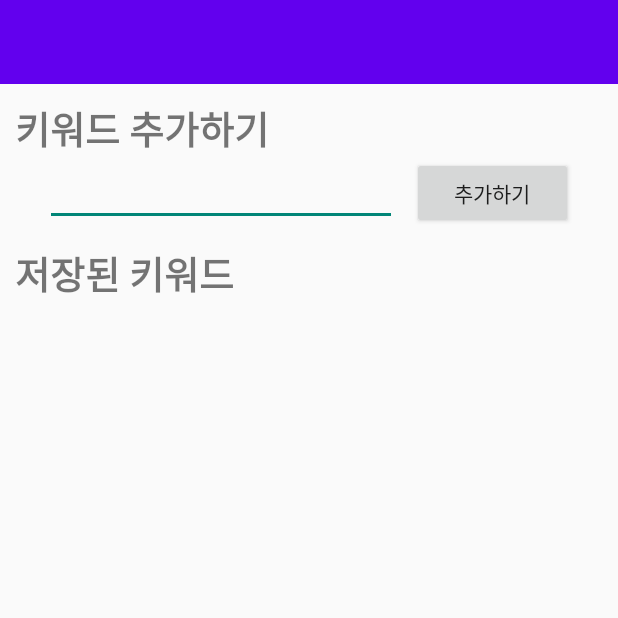
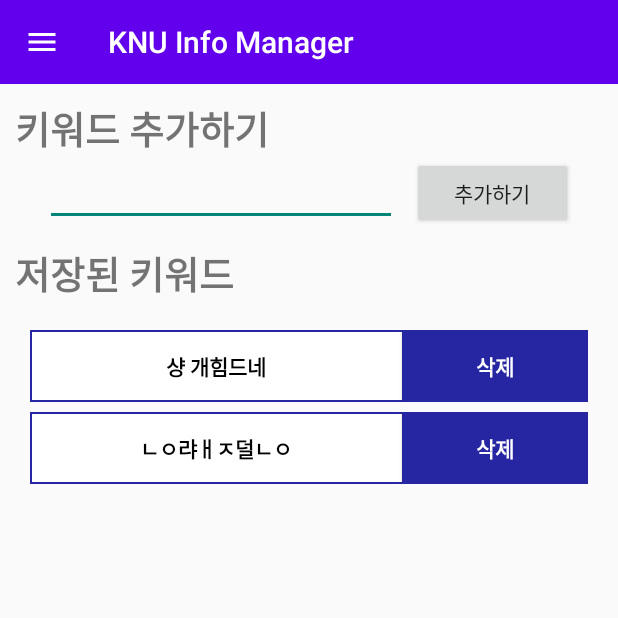
Before and after one commit to ajongs/KNU_Information_Manager, an Android app: the KeyWordActivity screen opened directly, with no data from a screen before it, on a phone screen of 412 x 824 dp, the top half of it. Run offline under Robolectric (Android 15) with nearby library versions, the phone set to English and light mode, and no system bars.

```diff
--- /dev/null
+++ b/app/src/main/java/com/example/knu_information_manager/KeyListAdapter.java
@@ -0,0 +1,53 @@
+package com.example.knu_information_manager;
+
+import android.content.Context;
+import android.view.LayoutInflater;
+import android.view.View;
+import android.view.ViewGroup;
+import android.widget.Button;
+import android.widget.TextView;
+
+import androidx.annotation.NonNull;
+import androidx.recyclerview.widget.RecyclerView;
+
+import java.util.ArrayList;
+
+public class KeyListAdapter extends RecyclerView.Adapter<KeyListAdapter.ViewHolder> {
+    private ArrayList<String> list;
+
+    public KeyListAdapter(ArrayList<String> list) {
+        this.list = list;
+    }
+
+    public class ViewHolder extends RecyclerView.ViewHolder{
+        protected TextView keyword;
+        protected Button delete;
+
+        public ViewHolder(@NonNull View itemView) {
+            super(itemView);
+            this.keyword = (TextView) itemView.findViewById(R.id.keyword_list);
+            this.delete = (Button) itemView.findViewById(R.id.deleteBtn_list);
+        }
+
+    }
+    @NonNull
+    @Override
+    public ViewHolder onCreateViewHolder(@NonNull ViewGroup parent, int viewType) {
+
+        View view = LayoutInflater.from(parent.getContext()).inflate(R.layout.nav_drawer, parent, false);
+        ViewHolder viewHolder = new ViewHolder(view);
+        return viewHolder;
+    }
+
+    @Override
+    public void onBindViewHolder(@NonNull ViewHolder holder, int position) {
+        holder.keyword.setText(list.get(position));
+    }
+
+    @Override
+    public int getItemCount() {
+        return (null!=list?list.size():0);
+    }
+
+
+}
--- a/app/src/main/java/com/example/knu_information_manager/KeyWordActivity.java
+++ b/app/src/main/java/com/example/knu_information_manager/KeyWordActivity.java
@@ -1,18 +1,85 @@
 package com.example.knu_information_manager;
 
 import android.app.Activity;
+import android.content.Intent;
 import android.os.Bundle;
+import android.util.Log;
+import android.view.Gravity;
+import android.view.MenuItem;
+import android.view.View;
+import android.view.ViewGroup;
+import android.widget.BaseAdapter;
+import android.widget.TextView;
+import android.widget.Toast;
 
+import androidx.annotation.NonNull;
 import androidx.annotation.Nullable;
+import androidx.appcompat.app.AppCompatActivity;
 import androidx.appcompat.widget.Toolbar;
+import androidx.drawerlayout.widget.DrawerLayout;
+import androidx.recyclerview.widget.LinearLayoutManager;
+import androidx.recyclerview.widget.RecyclerView;
 
-public class KeyWordActivity extends Activity {
+import com.google.android.material.navigation.NavigationView;
+
+import java.util.ArrayList;
+
+public class KeyWordActivity extends AppCompatActivity {
     private Toolbar toolbar;
+    private DrawerLayout drawerLayout;
+    private NavigationView navigationView;
+    private RecyclerView recyclerView;
+    private ArrayList<String> list;
     @Override
     protected void onCreate(@Nullable Bundle savedInstanceState) {
         super.onCreate(savedInstanceState);
         setContentView(R.layout.keyword);
+        drawerLayout = (DrawerLayout) findViewById(R.id.drawerLayout);
+        recyclerView = (RecyclerView) findViewById(R.id.recyclerview);
+        toolbar = (Toolbar) findViewById(R.id.toolbar);
+        toolbar.setTitle("KNU Info Manager");
+        setSupportActionBar(toolbar);
 
-        toolbar = (Toolbar) findViewById(R.id.toolbar);
+        getSupportActionBar().setDisplayHomeAsUpEnabled(true);
+        getSupportActionBar().setHomeAsUpIndicator(R.drawable.ic_baseline_menu_24);
+
+        navigationView = (NavigationView) findViewById(R.id.navigationView);
+        navigationView.setNavigationItemSelectedListener(new NavigationView.OnNavigationItemSelectedListener() {
+            @Override
+            public boolean onNavigationItemSelected(@NonNull MenuItem item) {
+                Intent intent;
+                switch (item.getItemId()){
+                    case R.id.home:
+                        finish();
+                        return true;
+                    case R.id.Keyword:
+                        intent = getIntent();
+                        finish();
+                        startActivity(intent);
+                        return true;
+                }
+                return false;
+            }
+        });
+
+        //어댑터 호출
+        list = new ArrayList<>();
+        list.add("샹 개힘드네");
+        list.add("ㄴㅇ랴ㅐㅈ덜ㄴㅇ");
+        KeyListAdapter keyListAdapter = new KeyListAdapter(list);
+        LinearLayoutManager linearLayoutManager = new LinearLayoutManager(this);
+        recyclerView.setLayoutManager(linearLayoutManager);
+        recyclerView.setAdapter(keyListAdapter);
     }
+    @Override
+    public boolean onOptionsItemSelected(@NonNull MenuItem item) {
+        switch (item.getItemId()){
+            case android.R.id.home:{
+                drawerLayout.openDrawer(Gravity.LEFT);
+                return true;
+            }
+        }
+        return super.onOptionsItemSelected(item);
+    }
+
 }
--- a/app/src/main/java/com/example/knu_information_manager/MainActivity.java
+++ b/app/src/main/java/com/example/knu_information_manager/MainActivity.java
@@ -47,6 +47,7 @@ public class MainActivity extends AppCompatActivity{
     private Button kongjuBtn, computerBtn;
     private DrawerLayout drawerLayout;
     private NavigationView navigationView;
+
     @Override
     public boolean onOptionsItemSelected(@NonNull MenuItem item) {
         switch (item.getItemId()){
@@ -91,21 +92,17 @@ public class MainActivity extends AppCompatActivity{
                 Intent intent;
                 switch (item.getItemId()){
                     case R.id.home:
-                        /*
                         intent = getIntent();
                         finish();
-                        startActivity(intent);*/
-                        Toast.makeText(getApplicationContext(), "아이템1 선택", Toast.LENGTH_SHORT).show();
+                        startActivity(intent);
                         break;
                     case R.id.Keyword:
-                        Log.d("_____MAIN_____", "키워드 메뉴 클릭");
-                        System.out.println("키뭐드 메뉴 클릭");
                         intent = new Intent(MainActivity.this, KeyWordActivity.class);
                         startActivity(intent);
                         break;
                 }
-                //drawerLayout.closeDrawer(GravityCompat.START);
-                return true;
+                drawerLayout.closeDrawer(GravityCompat.START);
+                return false;
             }
         });
 
--- /dev/null
+++ b/app/src/main/res/drawable/edge.xml
@@ -0,0 +1,9 @@
+<?xml version="1.0" encoding="utf-8"?>
+<layer-list xmlns:android="http://schemas.android.com/apk/res/android">
+    <item>
+        <shape android:shape="rectangle">
+            <stroke android:width="1dp" android:color="#2626A3"/>
+            <solid android:color="@color/white"/>
+        </shape>
+    </item>
+</layer-list>
--- a/app/src/main/res/layout/activity_main.xml
+++ b/app/src/main/res/layout/activity_main.xml
@@ -7,15 +7,7 @@
     tools:context=".MainActivity"
     android:fitsSystemWindows="true"
     android:id="@+id/drawerLayout">
-    <com.google.android.material.navigation.NavigationView
-        android:id="@+id/navigationView"
-        android:layout_width="wrap_content"
-        android:layout_height="match_parent"
-        android:layout_gravity="start"
-        app:menu="@menu/menu"
-        app:headerLayout="@layout/navi_header"
-        android:fitsSystemWindows="true"
-        />
+
     <LinearLayout
         android:layout_width="match_parent"
         android:layout_height="match_parent"
@@ -77,5 +69,13 @@
         </androidx.recyclerview.widget.RecyclerView>
 
     </LinearLayout>
-
+    <com.google.android.material.navigation.NavigationView
+        android:id="@+id/navigationView"
+        android:layout_width="wrap_content"
+        android:layout_height="match_parent"
+        android:layout_gravity="start"
+        app:menu="@menu/menu"
+        app:headerLayout="@layout/navi_header"
+        android:fitsSystemWindows="true"
+        />
 </androidx.drawerlayout.widget.DrawerLayout>
--- a/app/src/main/res/layout/keyword.xml
+++ b/app/src/main/res/layout/keyword.xml
@@ -1,10 +1,15 @@
 <?xml version="1.0" encoding="utf-8"?>
-<LinearLayout xmlns:android="http://schemas.android.com/apk/res/android"
+<androidx.drawerlayout.widget.DrawerLayout xmlns:android="http://schemas.android.com/apk/res/android"
     xmlns:app="http://schemas.android.com/apk/res-auto"
-    android:orientation="vertical"
+    android:id="@+id/drawerLayout"
     android:layout_width="match_parent"
-    android:layout_height="match_parent">
+    android:layout_height="match_parent"
+    android:fitsSystemWindows="true">
 
+    <LinearLayout
+        android:layout_width="match_parent"
+        android:layout_height="match_parent"
+        android:orientation="vertical">
         <androidx.appcompat.widget.Toolbar
             android:layout_width="match_parent"
             android:layout_height="wrap_content"
@@ -49,7 +54,22 @@
             android:textStyle="bold"/>
         <androidx.recyclerview.widget.RecyclerView
             android:layout_width="match_parent"
-        android:layout_height="wrap_content">
+            android:layout_height="match_parent"
+            android:id="@+id/recyclerview"
+            android:layout_marginTop="15dp"
+            >
 
         </androidx.recyclerview.widget.RecyclerView>
+
     </LinearLayout>
+
+    <com.google.android.material.navigation.NavigationView
+        android:id="@+id/navigationView"
+        android:layout_width="wrap_content"
+        android:layout_height="match_parent"
+        android:layout_gravity="start"
+        app:menu="@menu/menu"
+        app:headerLayout="@layout/navi_header"
+        android:fitsSystemWindows="true"
+        />
+</androidx.drawerlayout.widget.DrawerLayout>
--- /dev/null
+++ b/app/src/main/res/layout/nav_drawer.xml
@@ -0,0 +1,38 @@
+<?xml version="1.0" encoding="utf-8"?>
+<LinearLayout xmlns:android="http://schemas.android.com/apk/res/android"
+    android:layout_width="match_parent"
+    android:layout_height="wrap_content"
+    android:paddingVertical="3dp"
+    android:orientation="vertical">
+
+    <LinearLayout
+        android:layout_width="match_parent"
+        android:layout_height="wrap_content"
+        android:orientation="horizontal"
+        android:gravity="center"
+        android:layout_marginHorizontal="20dp"
+        android:background="@drawable/edge"
+        >
+        <TextView
+            android:id="@+id/keyword_list"
+            android:layout_width="match_parent"
+            android:layout_height="match_parent"
+            android:layout_weight="1"
+            android:layout_gravity="center"
+            android:gravity="center"
+            android:textColor="@color/black"
+            android:textStyle="bold"
+            android:text="키워드"/>
+        <Button
+            android:id="@+id/deleteBtn_list"
+            android:layout_width="match_parent"
+            android:layout_height="match_parent"
+            android:layout_weight="2"
+            android:background="#2626A3"
+            android:textColor="@color/white"
+            android:textStyle="bold"
+            android:text="삭제"/>
+
+    </LinearLayout>
+
+</LinearLayout>
--- /dev/null
+++ b/app/src/main/res/menu/keyword_menu.xml
@@ -0,0 +1,4 @@
+<?xml version="1.0" encoding="utf-8"?>
+<menu xmlns:android="http://schemas.android.com/apk/res/android">
+
+</menu>
```
Lines whose indentation alone changed are shown as unchanged.
